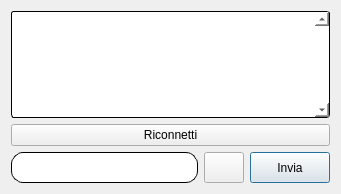
Above: QRisiko/Chat.ui from QRisikoTeam/QRisiko before the change. Below: the same form after it.
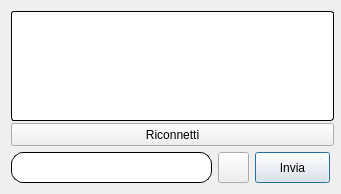
That is the form after the change. Icons and pictures are not drawn.

Diff of the .ui file:
```diff
--- a/QRisiko/Chat.ui
+++ b/QRisiko/Chat.ui
@@ -40,8 +40,8 @@
      </property>
      <property name="minimumSize">
       <size>
-       <width>0</width>
-       <height>0</height>
+       <width>323</width>
+       <height>110</height>
       </size>
      </property>
      <property name="cursor" stdset="0">
@@ -51,15 +51,15 @@
       <bool>false</bool>
      </property>
      <property name="styleSheet">
-      <string notr="true">border-width: 1px;
+      <string notr="true">#ChatText{border-width: 1px;
+border-style: solid;
 border-color: rgb(0, 0, 0);
-border-style: inset;
 background-color: rgba(255, 255, 255, 255);
 border-radius: 3px;
-selection-background-color: ltblue; </string>
+selection-background-color: ltblue;}</string>
      </property>
      <property name="verticalScrollBarPolicy">
-      <enum>Qt::ScrollBarAlwaysOn</enum>
+      <enum>Qt::ScrollBarAsNeeded</enum>
      </property>
      <property name="documentTitle">
       <string>Chat History</string>
@@ -84,6 +84,18 @@
    </item>
    <item row="1" column="0" colspan="3">
     <widget class="QPushButton" name="reconnectButton">
+     <property name="minimumSize">
+      <size>
+       <width>323</width>
+       <height>23</height>
+      </size>
+     </property>
+     <property name="maximumSize">
+      <size>
+       <width>16777215</width>
+       <height>31</height>
+      </size>
+     </property>
      <property name="text">
       <string>Riconnetti</string>
      </property>
@@ -129,6 +141,12 @@
    </item>
    <item row="2" column="1">
     <widget class="QPushButton" name="SmilesButton">
+     <property name="minimumSize">
+      <size>
+       <width>31</width>
+       <height>31</height>
+      </size>
+     </property>
      <property name="maximumSize">
       <size>
        <width>16777215</width>
@@ -146,6 +164,12 @@
    </item>
    <item row="2" column="2">
     <widget class="QPushButton" name="SendButton">
+     <property name="minimumSize">
+      <size>
+       <width>75</width>
+       <height>31</height>
+      </size>
+     </property>
      <property name="maximumSize">
       <size>
        <width>16777215</width>
```
